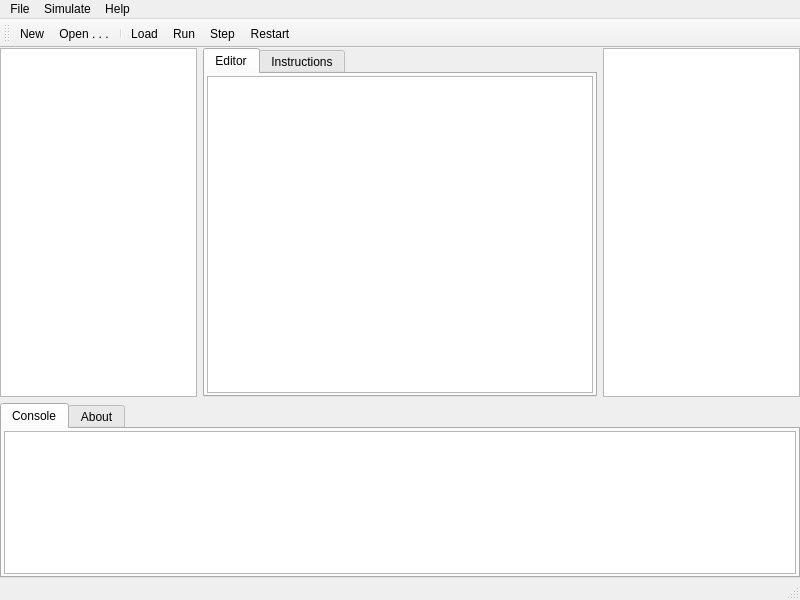
The window that RISC-V-Playground/view/viewmainwindow.ui (darkvictor13/RISC-V-Playground) describes before a commit, drawn with Qt 5.
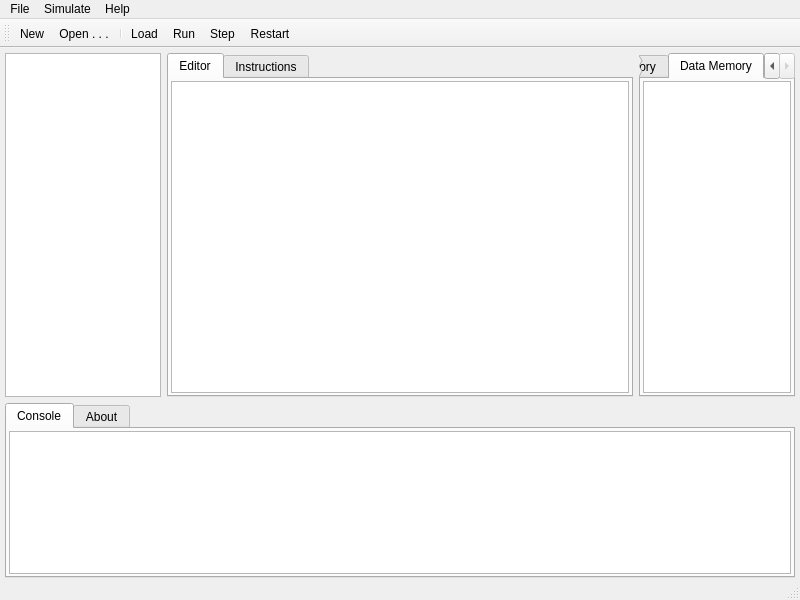
The same window after the commit.

Commit message: repair instructions

```diff
--- a/RISC-V-Playground/view/viewmainwindow.ui
+++ b/RISC-V-Playground/view/viewmainwindow.ui
@@ -30,14 +30,23 @@
     <item row="0" column="0">
      <layout class="QVBoxLayout" name="mainVerticalLayout" stretch="2,1">
       <property name="leftMargin">
-       <number>0</number>
+       <number>5</number>
       </property>
       <property name="topMargin">
        <number>0</number>
       </property>
+      <property name="rightMargin">
+       <number>5</number>
+      </property>
       <item>
-       <layout class="QHBoxLayout" name="topHorizontalLayout" stretch="1,2,1">
+       <layout class="QHBoxLayout" name="topHorizontalLayout" stretch="1,3,1">
+        <property name="leftMargin">
+         <number>0</number>
+        </property>
         <property name="topMargin">
+         <number>5</number>
+        </property>
+        <property name="rightMargin">
          <number>0</number>
         </property>
         <item>
@@ -105,20 +114,55 @@
          </widget>
         </item>
         <item>
-         <layout class="QVBoxLayout" name="rigthVerticalLayout" stretch="0">
-          <property name="leftMargin">
-           <number>0</number>
+         <widget class="QTabWidget" name="tabWidget">
+          <property name="currentIndex">
+           <number>1</number>
           </property>
-          <property name="topMargin">
-           <number>0</number>
-          </property>
-          <property name="bottomMargin">
-           <number>0</number>
-          </property>
-          <item>
-           <widget class="QListWidget" name="memoryListWidget"/>
-          </item>
-         </layout>
+          <widget class="QWidget" name="tab">
+           <attribute name="title">
+            <string>Instructions Memory</string>
+           </attribute>
+           <layout class="QGridLayout" name="gridLayout_7">
+            <property name="leftMargin">
+             <number>2</number>
+            </property>
+            <property name="topMargin">
+             <number>2</number>
+            </property>
+            <property name="rightMargin">
+             <number>2</number>
+            </property>
+            <property name="bottomMargin">
+             <number>2</number>
+            </property>
+            <item row="0" column="0">
+             <widget class="QTableWidget" name="tableWidget"/>
+            </item>
+           </layout>
+          </widget>
+          <widget class="QWidget" name="tab_2">
+           <attribute name="title">
+            <string>Data Memory</string>
+           </attribute>
+           <layout class="QGridLayout" name="gridLayout_6">
+            <property name="leftMargin">
+             <number>2</number>
+            </property>
+            <property name="topMargin">
+             <number>2</number>
+            </property>
+            <property name="rightMargin">
+             <number>2</number>
+            </property>
+            <property name="bottomMargin">
+             <number>2</number>
+            </property>
+            <item row="0" column="0">
+             <widget class="QTableWidget" name="tableWidget_2"/>
+            </item>
+           </layout>
+          </widget>
+         </widget>
         </item>
        </layout>
       </item>
```
The commit also changes 24 other files.
